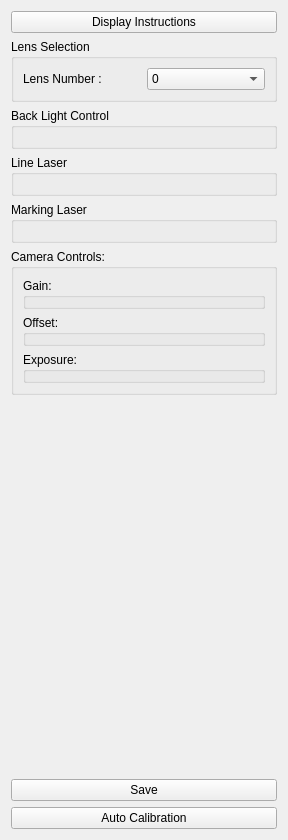
First picture: the form in UI/_lightcaliberationsection.ui, repository PenthiusX/BareBonesEngine, before the edit.
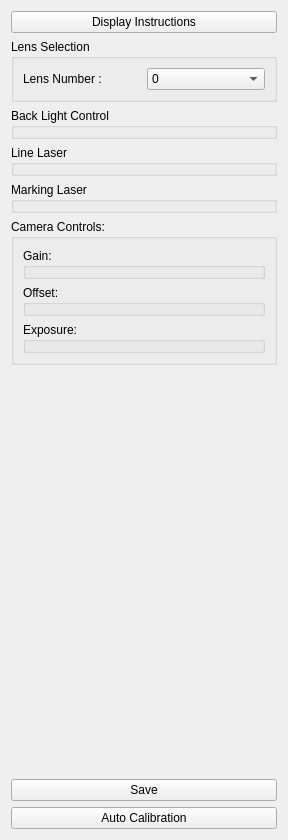
Second picture: the form after the edit. Custom widgets are drawn as their Qt base class.

Patch:
```diff
--- a/UI/_lightcaliberationsection.ui
+++ b/UI/_lightcaliberationsection.ui
@@ -81,7 +81,6 @@
      <property name="title">
       <string>Back Light Control</string>
      </property>
-     <layout class="QHBoxLayout" name="horizontalLayout"/>
     </widget>
    </item>
    <item>
@@ -89,7 +88,6 @@
      <property name="title">
       <string>Line Laser</string>
      </property>
-     <layout class="QHBoxLayout" name="horizontalLayout_20"/>
     </widget>
    </item>
    <item>
@@ -97,7 +95,6 @@
      <property name="title">
       <string>Marking Laser</string>
      </property>
-     <layout class="QHBoxLayout" name="horizontalLayout_8"/>
     </widget>
    </item>
    <item>
```
Left out of the diff: 23 changed lines with no effect on the pictures.
